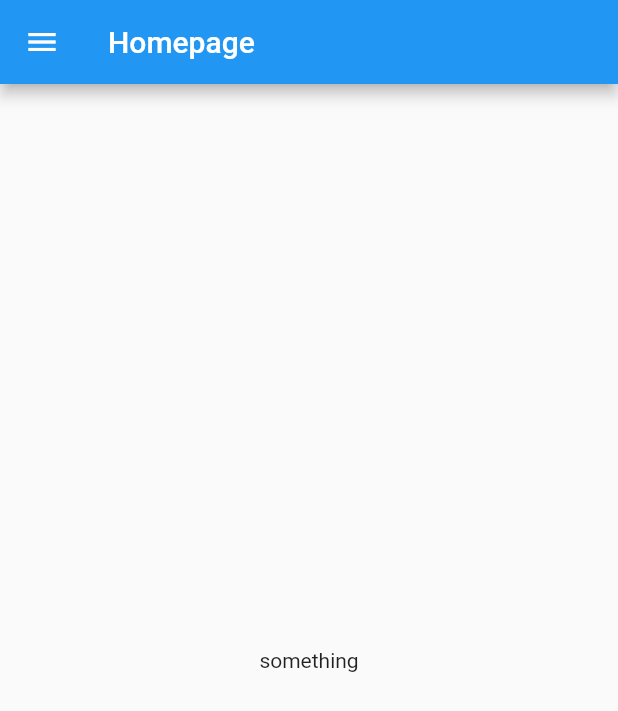
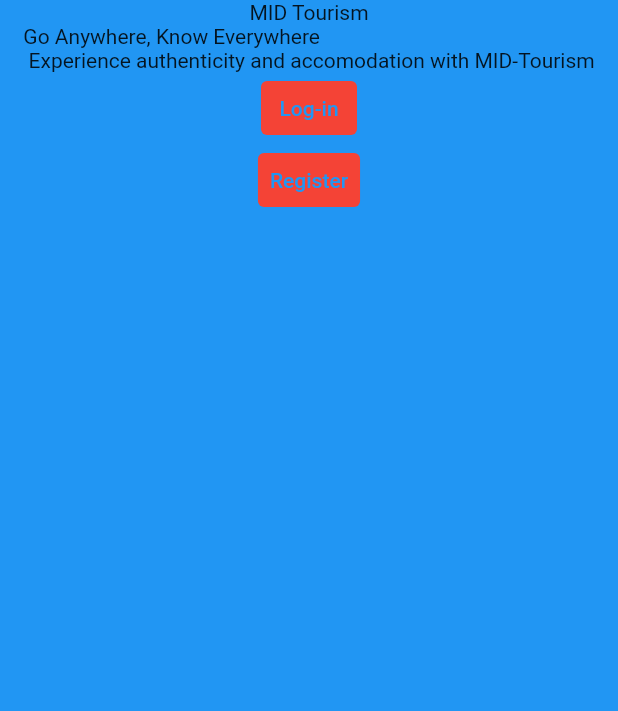
Before and after one commit to mhmmd-attar/mid_tourism_mobile, a Flutter app: the screen it shows after launch, on a phone screen of 412 x 824 dp. Shown: the top 711 px of the screen. Run offline on Flutter 3.47's test engine with Material 2 defaults, Android fonts, the phone set to English and light mode, and no system bars.

Commit message:
Made landing page

```diff
--- a/lib/main.dart
+++ b/lib/main.dart
@@ -4,7 +4,6 @@ import 'package:mid_tourism_mobile/drawer.dart';
 void main() {
   runApp(const MyApp());
 }
-
 class MyApp extends StatelessWidget {
   const MyApp({super.key});
 
@@ -14,15 +13,6 @@ class MyApp extends StatelessWidget {
     return MaterialApp(
       title: 'Homepage',
       theme: ThemeData(
-        // This is the theme of your application.
-        //
-        // Try running your application with "flutter run". You'll see the
-        // application has a blue toolbar. Then, without quitting the app, try
-        // changing the primarySwatch below to Colors.green and then invoke
-        // "hot reload" (press "r" in the console where you ran "flutter run",
-        // or simply save your changes to "hot reload" in a Flutter IDE).
-        // Notice that the counter didn't reset back to zero; the application
-        // is not restarted.
         primarySwatch: Colors.blue,
       ),
       home: const MyHomePage(title: 'Homepage'),
@@ -32,16 +22,6 @@ class MyApp extends StatelessWidget {
 
 class MyHomePage extends StatefulWidget {
   const MyHomePage({super.key, required this.title});
-
-  // This widget is the home page of your application. It is stateful, meaning
-  // that it has a State object (defined below) that contains fields that affect
-  // how it looks.
-
-  // This class is the configuration for the state. It holds the values (in this
-  // case the title) provided by the parent (in this case the App widget) and
-  // used by the build method of the State. Fields in a Widget subclass are
-  // always marked "final".
-
   final String title;
 
   @override
@@ -51,24 +31,43 @@ class MyHomePage extends StatefulWidget {
 class _MyHomePageState extends State<MyHomePage> {
   @override
   Widget build(BuildContext context) {
-    // This method is rerun every time setState is called, for instance as done
-    // by the _incrementCounter method above.
-    //
-    // The Flutter framework has been optimized to make rerunning build methods
-    // fast, so that you can just rebuild anything that needs updating rather
-    // than having to individually change instances of widgets.
-    return Scaffold(
-      appBar: AppBar(
-        // Here we take the value from the MyHomePage object that was created by
-        // the App.build method, and use it to set our appbar title.
-        title: Text(widget.title),
-      ),
-      drawer: const drawerapp(),
-      body: const Center(
-        child: Text(
-          "something"
-        ),
-      ),
-    ); // This trailing comma makes auto-formatting nicer for build methods
+    return MaterialApp(
+      home: Scaffold(
+        backgroundColor: Colors.blue,
+        body: Container(
+          alignment: Alignment.center,
+          child: Column(
+            children: [
+              Text("MID Tourism"),
+              Text("Go Anywhere, Know Everywhere\n Experience authenticity and accomodation with MID-Tourism"),
+              TextButton(
+                          style: ButtonStyle(
+                            backgroundColor:
+                                MaterialStateProperty.all(Colors.red),
+                          ),
+                          onPressed: () {
+
+                          },
+                          child: const Text(
+                            'Log-in',
+
+                          )),
+              TextButton(
+                          style: ButtonStyle(
+                            backgroundColor:
+                                MaterialStateProperty.all(Colors.red),
+                          ),
+                          onPressed: () {
+
+                          },
+                          child: const Text(
+                            'Register',
+
+                          )),
+            ]
+          )
+        )
+      )
+    );
   }
 }
```
Also changed, not shown: 1 other file.
